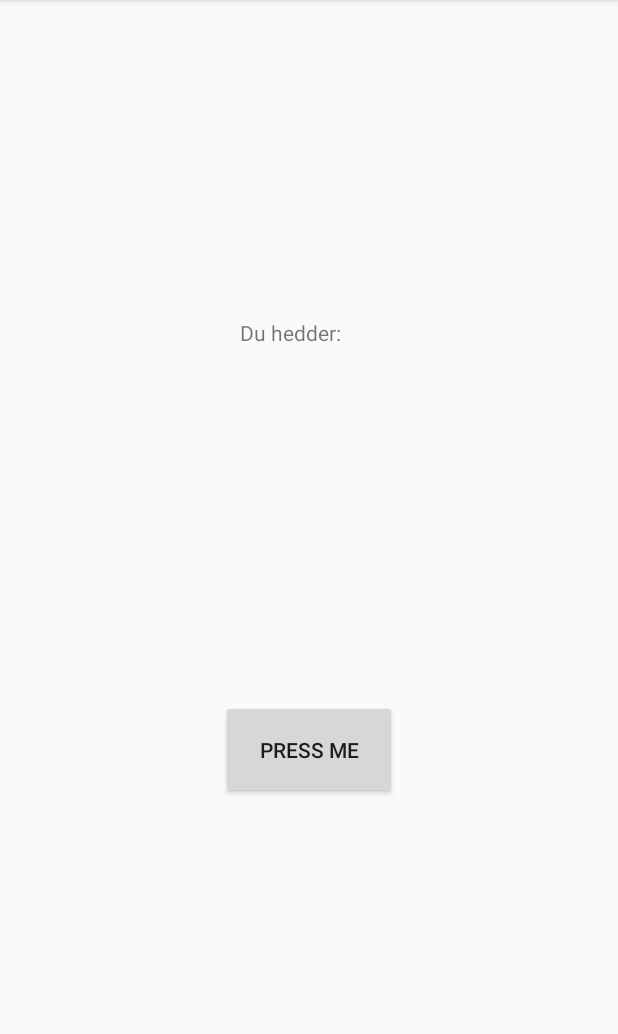
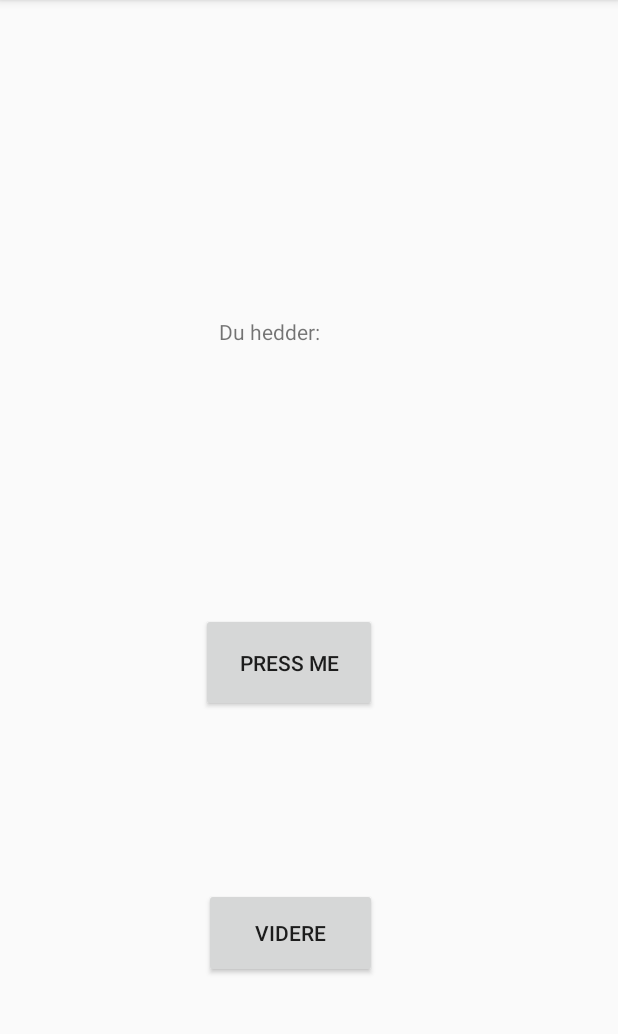
Before and after one commit to kenniholm/Testapp, an Android app: the screen it shows after launch (Main2Activity), after a tap on "NÆSTE SIDE", on a phone screen of 412 x 824 dp, the part 84-1118 px from its top. Run offline under Robolectric (Android 15) with nearby library versions, the phone set to English and light mode, and no system bars.

Commit message:
Fixed Null error on textview and setup directories for MVP

```diff
--- a/app/src/main/java/com/example/trendlog/Model/Models.kt
+++ /dev/null
@@ -1,3 +0,0 @@
-package com.example.trendlog.Model
-
-data class user(var name: String, var age: Int) //Eksempel på data model class, brug val hvis der ikke ønskes setters (read-only)
--- /dev/null
+++ b/app/src/main/java/com/example/trendlog/Models/Car.kt
@@ -0,0 +1,4 @@
+package com.example.trendlog.Models
+
+//Eksempel på data model class, brug val hvis der ikke ønskes setters (read-only)
+data class Car(var model: String, var color: String, var topSpeed: Double)
--- a/app/src/main/java/com/example/trendlog/Main2Activity.kt
+++ b/app/src/main/java/com/example/trendlog/Views/Main2Activity.kt
@@ -1,31 +1,38 @@
-package com.example.trendlog
+package com.example.trendlog.Views
 
 import androidx.appcompat.app.AppCompatActivity
 import android.os.Bundle
 import android.content.Intent
-import android.view.View
 import android.widget.Button
 import android.widget.TextView
 import android.widget.Toast
+import com.example.trendlog.R
 import kotlinx.android.synthetic.main.activity_main.*
-import kotlinx.android.synthetic.main.activity_main2.*
 
 class Main2Activity : AppCompatActivity() {
 
-    lateinit var textView: TextView
-    lateinit var button: Button
+    private lateinit var _textView: TextView
+    private lateinit var _button: Button
+    private lateinit var _button2: Button
 
     override fun onCreate(savedInstanceState: Bundle?) {
         super.onCreate(savedInstanceState)
         setContentView(R.layout.activity_main2)
 
-        textView = findViewById(R.id.textView2)
-        button = findViewById(R.id.button)
+        _textView = findViewById(R.id.textView2)
+        _button = findViewById(R.id.button)
+        _button2 = findViewById(R.id.button2)
 
         val testString = intent.getStringExtra("FullName")
-        textView.text = testString
-        button.setOnClickListener{
+        _textView.text = testString
+        val startNext = Intent(this, Main3Activity::class.java)
+
+        _button.setOnClickListener{
             Toast.makeText(this,"$testString er sej", Toast.LENGTH_LONG).show()
+        }
+
+        _button2.setOnClickListener {
+            startActivity(startNext)
         }
     }
 }
--- a/app/src/main/java/com/example/trendlog/MainActivity.kt
+++ b/app/src/main/java/com/example/trendlog/Views/MainActivity.kt
@@ -1,18 +1,17 @@
-package com.example.trendlog
+package com.example.trendlog.Views
 
 import android.content.Intent
 import androidx.appcompat.app.AppCompatActivity
 import android.os.Bundle
-import android.view.View
 import android.widget.Button
 import android.widget.EditText
-import android.widget.TextView
+import com.example.trendlog.R
 
 class MainActivity : AppCompatActivity() {
 
-    lateinit var editText: EditText
-    lateinit var editEfternavn: EditText
-    lateinit var button: Button
+    private lateinit var editText: EditText
+    private lateinit var editEfternavn: EditText
+    private lateinit var button: Button
 
     override fun onCreate(savedInstanceState: Bundle?) {
         super.onCreate(savedInstanceState)
--- a/app/src/main/res/layout/activity_main2.xml
+++ b/app/src/main/res/layout/activity_main2.xml
@@ -4,7 +4,7 @@
     xmlns:tools="http://schemas.android.com/tools"
     android:layout_width="match_parent"
     android:layout_height="match_parent"
-    tools:context=".Main2Activity">
+    tools:context=".Views.Main2Activity">
 
     <TextView
         android:id="@+id/textView3"
@@ -12,11 +12,11 @@
         android:layout_height="wrap_content"
         android:text="@string/NavnOgEfternavn"
         app:layout_constraintBottom_toBottomOf="parent"
-        app:layout_constraintHorizontal_bias="0.465"
+        app:layout_constraintHorizontal_bias="0.424"
         app:layout_constraintLeft_toLeftOf="parent"
         app:layout_constraintRight_toRightOf="parent"
         app:layout_constraintTop_toTopOf="parent"
-        app:layout_constraintVertical_bias="0.283" />
+        app:layout_constraintVertical_bias="0.282" />
 
     <TextView
         android:id="@+id/textView2"
@@ -25,10 +25,10 @@
         android:text=""
         app:layout_constraintBottom_toBottomOf="parent"
         app:layout_constraintEnd_toEndOf="parent"
-        app:layout_constraintHorizontal_bias="0.411"
+        app:layout_constraintHorizontal_bias="0.355"
         app:layout_constraintStart_toStartOf="parent"
         app:layout_constraintTop_toTopOf="parent"
-        app:layout_constraintVertical_bias="0.327" />
+        app:layout_constraintVertical_bias="0.325" />
 
     <Button
         android:id="@+id/button"
@@ -37,7 +37,21 @@
         android:text="@string/press_me"
         app:layout_constraintBottom_toBottomOf="parent"
         app:layout_constraintEnd_toEndOf="parent"
+        app:layout_constraintHorizontal_bias="0.455"
         app:layout_constraintStart_toStartOf="parent"
-        app:layout_constraintTop_toBottomOf="@+id/textView3" />
+        app:layout_constraintTop_toBottomOf="@+id/textView3"
+        app:layout_constraintVertical_bias="0.378" />
+
+    <Button
+        android:id="@+id/button2"
+        android:layout_width="115dp"
+        android:layout_height="60dp"
+        android:text="@string/videre"
+        app:layout_constraintBottom_toBottomOf="parent"
+        app:layout_constraintEnd_toEndOf="parent"
+        app:layout_constraintHorizontal_bias="0.459"
+        app:layout_constraintStart_toStartOf="parent"
+        app:layout_constraintTop_toBottomOf="@+id/button"
+        app:layout_constraintVertical_bias="0.502" />
 
 </androidx.constraintlayout.widget.ConstraintLayout>
--- a/app/src/main/res/values/strings.xml
+++ b/app/src/main/res/values/strings.xml
@@ -6,4 +6,6 @@
     <string name="NavnOgEfternavn">Du hedder:</string>
     <string name="nxtpage">Næste side</string>
     <string name="press_me">Press me</string>
+    <string name="videre">Videre</string>
+    <string name="modeller_ind">Her skal vi have nogle modeller ind:</string>
 </resources>
```
Also changed, not shown: app/src/main/AndroidManifest.xml (+11 -5 lines), app/src/main/java/com/example/trendlog/Views/Main3Activity.kt (added, +13 -0 lines), app/src/main/res/layout/activity_main.xml (+3 -14 lines), app/src/main/res/layout/activity_main3.xml (added, +22 -0 lines).
